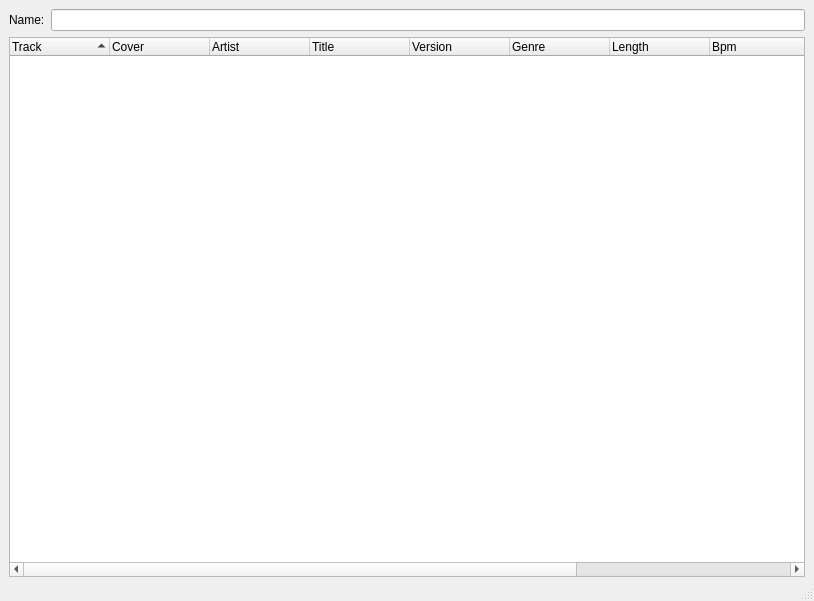
Qt form src/playlist/playlist.ui (pfedick/winmusik) before a commit.
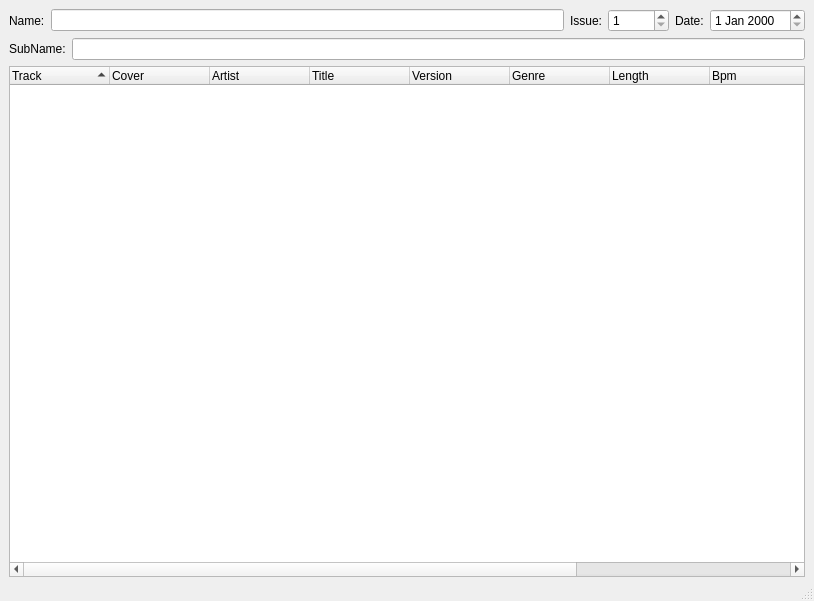
The same form after that commit. Icons and pictures are not drawn. Custom widgets are drawn as their Qt base class.

```diff
--- a/src/playlist/playlist.ui
+++ b/src/playlist/playlist.ui
@@ -50,6 +50,54 @@
         </property>
        </widget>
       </item>
+      <item>
+       <widget class="QLabel" name="label_2">
+        <property name="text">
+         <string>Issue:</string>
+        </property>
+       </widget>
+      </item>
+      <item>
+       <widget class="QSpinBox" name="issueNumber">
+        <property name="minimum">
+         <number>1</number>
+        </property>
+        <property name="maximum">
+         <number>99999</number>
+        </property>
+       </widget>
+      </item>
+      <item>
+       <widget class="QLabel" name="label_3">
+        <property name="text">
+         <string>Date:</string>
+        </property>
+       </widget>
+      </item>
+      <item>
+       <widget class="QDateEdit" name="issueDate"/>
+      </item>
+     </layout>
+    </item>
+    <item>
+     <layout class="QHBoxLayout" name="horizontalLayout_2">
+      <property name="topMargin">
+       <number>0</number>
+      </property>
+      <item>
+       <widget class="QLabel" name="label_4">
+        <property name="text">
+         <string>SubName:</string>
+        </property>
+       </widget>
+      </item>
+      <item>
+       <widget class="QLineEdit" name="playlistSubName">
+        <property name="acceptDrops">
+         <bool>false</bool>
+        </property>
+       </widget>
+      </item>
      </layout>
     </item>
     <item>
```
Left out of the diff: 2 changed lines with no effect on the pictures.
